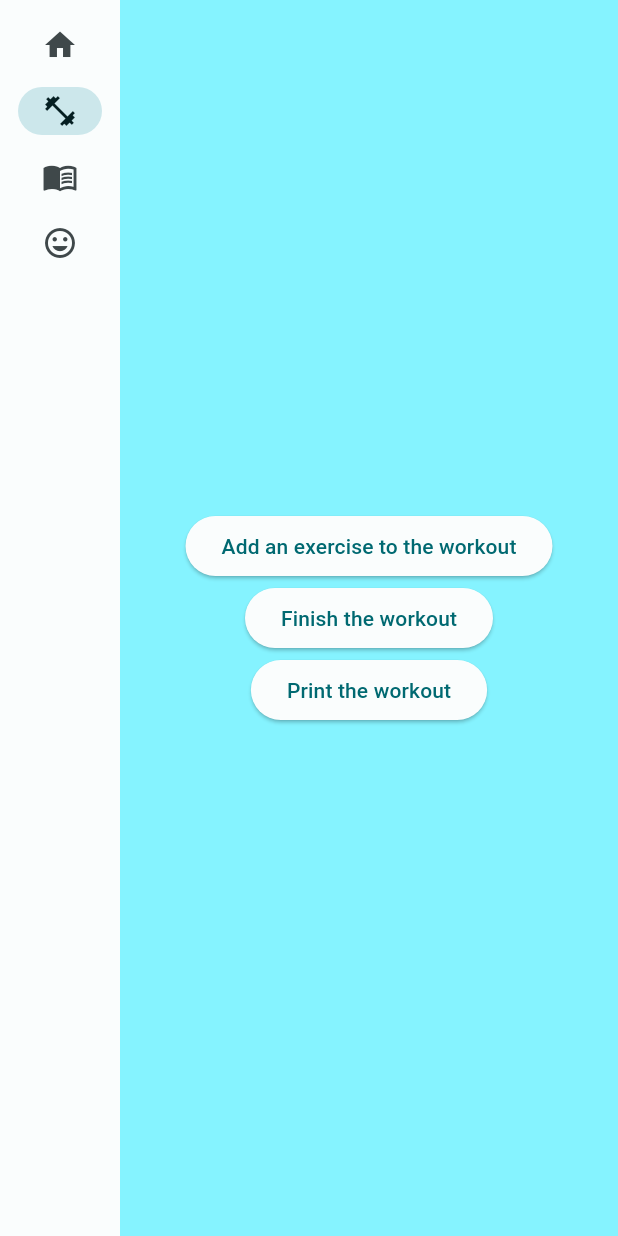
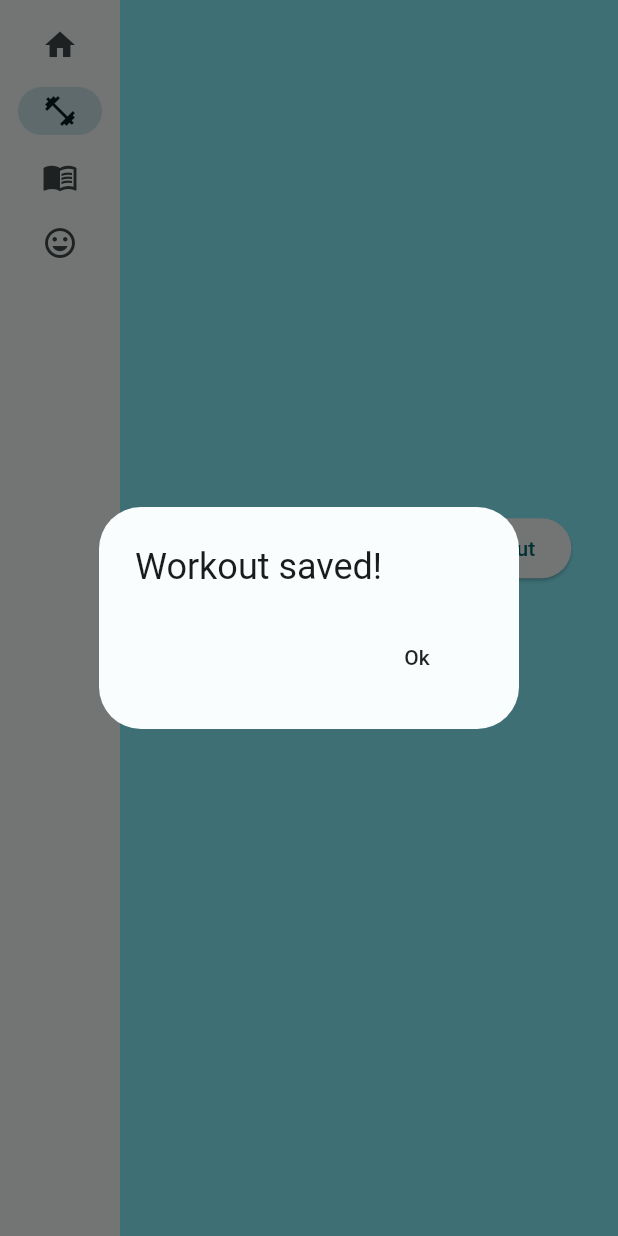
Before and after one commit to jakewest35/Gym-Buddy, a Flutter app: the screen it shows once a user with an empty profile is signed in, after a tap on "Workout Log", after a tap on "Finish the workout", on a phone screen of 412 x 824 dp. Run offline on Flutter 3.47's test engine with Material 2 defaults, Android fonts, the light colour scheme and no system bars; our stand-ins replace cloud_firestore, firebase_auth, firebase_core, go_router; missing offline and left inert: firebase_ui_auth; accounts and stored records are empty; statements that could not run were skipped.

Commit message:
Initial implementation of workout, diet, and journal functionality

```diff
--- a/gym_buddy_app/lib/models/diet_model.dart
+++ b/gym_buddy_app/lib/models/diet_model.dart
@@ -1,6 +1,17 @@
-class Diet {
-  final DateTime timestamp;
+import 'package:cloud_firestore/cloud_firestore.dart';
+
+class DietModel {
+  final String date;
   final String entry;
 
-  Diet({required this.timestamp, required this.entry});
+  DietModel({required this.date, required this.entry});
+
+  factory DietModel.fromFirestore(
+      DocumentSnapshot<Map<String, dynamic>> snapshot) {
+    final data = snapshot.data()!;
+    return DietModel(
+      date: data["date"],
+      entry: data["entry"],
+    );
+  }
 }
--- a/gym_buddy_app/lib/models/journal_model.dart
+++ b/gym_buddy_app/lib/models/journal_model.dart
@@ -1,6 +1,19 @@
-class Journal {
-  final DateTime timestamp;
+import 'package:cloud_firestore/cloud_firestore.dart';
+
+class JournalModel {
+  final String date;
   final String entry;
+  final String rating;
 
-  Journal({required this.timestamp, required this.entry});
+  JournalModel({required this.date, required this.entry, required this.rating});
+
+  factory JournalModel.fromFirestore(
+      DocumentSnapshot<Map<String, dynamic>> snapshot) {
+    final data = snapshot.data()!;
+    return JournalModel(
+      date: data["date"],
+      entry: data["entry"],
+      rating: data["rating"],
+    );
+  }
 }
--- a/gym_buddy_app/lib/models/workout_model.dart
+++ b/gym_buddy_app/lib/models/workout_model.dart
@@ -1,8 +1,17 @@
+import 'package:cloud_firestore/cloud_firestore.dart';
+
 import 'exercise_model.dart';
 
-class Workout {
-  final DateTime timestamp;
+class WorkoutModel {
+  final String date;
   final List<Exercise> exercises;
 
-  Workout({required this.timestamp, required this.exercises});
+  WorkoutModel({required this.date, required this.exercises});
+
+  ///Convert a Firestore database query into a WorkoutModel object
+  factory WorkoutModel.fromFirestore(
+      DocumentSnapshot<Map<String, dynamic>> snapshot) {
+    final data = snapshot.data()!;
+    return WorkoutModel(date: data["date"], exercises: data["exercises"]);
+  }
 }
--- a/gym_buddy_app/lib/screens/workout_screen.dart
+++ b/gym_buddy_app/lib/screens/workout_screen.dart
@@ -1,35 +1,96 @@
 import 'package:cloud_firestore/cloud_firestore.dart';
 import 'package:flutter/material.dart';
+import 'package:gym_buddy_app/utilities/database_utility.dart';
 import 'package:gym_buddy_app/utilities/workout_utility.dart';
+import 'package:provider/provider.dart';
 
 import '../models/exercise_model.dart';
 
 class WorkoutPage extends StatelessWidget {
-  const WorkoutPage({super.key});
-
   @override
   Widget build(BuildContext context) {
-    return Center(
-      child: Column(
+    return Column(
       mainAxisAlignment: MainAxisAlignment.center,
       children: [
-          WorkoutScreen(),
+        WorkoutInformation(),
+        ChangeNotifierProvider(
+          create: (context) => WorkoutUtility(),
+          child: WorkoutScreenButtons(),
+        ),
       ],
-      ),
     );
   }
 }
 
-class WorkoutScreen extends StatefulWidget {
-  const WorkoutScreen({super.key});
+class WorkoutInformation extends StatefulWidget {
+  const WorkoutInformation({super.key});
 
   @override
-  State<WorkoutScreen> createState() => _WorkoutScreenState();
+  State<WorkoutInformation> createState() => _WorkoutInformationState();
 }
 
-class _WorkoutScreenState extends State<WorkoutScreen> {
+class _WorkoutInformationState extends State<WorkoutInformation> {
+  @override
+  Widget build(BuildContext context) {
+    //get all previous workouts from Firestore collection
+    final db = FirebaseFirestore.instance;
+    final docRef = db.collection("workouts");
+    docRef.get().then((querySnapshot) {
+      print("Successfully completed retrieving workouts!");
+      for (var docSnapshot in querySnapshot.docs) {
+        docSnapshot.data().forEach((key, value) {
+          for (var exercise in value) {
+            print(
+                "${docSnapshot.id} => ${exercise["name"]} for ${exercise["sets"]} sets of ${exercise["reps"]} reps at ${exercise["weight"]} lbs.");
+          }
+        });
+      }
+    });
+
+    return Column(mainAxisAlignment: MainAxisAlignment.center, children: [
+      StreamBuilder(
+        stream: FirebaseFirestore.instance.collection("workouts").snapshots(),
+        builder: (context, snapshot) {
+          if (!snapshot.hasData) {
+            return Center(
+              child: CircularProgressIndicator(),
+            );
+          } else if (snapshot.hasError) {
+            return Center(
+              child: Text("Something went wrong."),
+            );
+          }
+          return SizedBox(
+            height: 3,
+            child: ListView(
+              children: snapshot.data!.docs.map((document) {
+                return Center(
+                  child: SizedBox(
+                    width: MediaQuery.of(context).size.width / 2,
+                    height: MediaQuery.of(context).size.height / 2,
+                    child: Text("Title:"),
+                  ),
+                );
+              }).toList(),
+            ),
+          );
+        },
+      ),
+    ]);
+  }
+}
+
+class WorkoutScreenButtons extends StatefulWidget {
+  const WorkoutScreenButtons({super.key});
+
+  @override
+  State<WorkoutScreenButtons> createState() => _WorkoutScreenButtonsState();
+}
+
+class _WorkoutScreenButtonsState extends State<WorkoutScreenButtons> {
   String sets = '0', reps = '0', weight = '0';
   WorkoutUtility _workoutUtility = WorkoutUtility();
+  DatabaseUtility _databaseUtility = DatabaseUtility();
 
   ///Alert dialog to display the UI to add an exercise to the current workout
   void addExercise() {
@@ -85,7 +146,7 @@ class _WorkoutScreenState extends State<WorkoutScreen> {
             )));
   }
 
-  ///Add the exercise to the current workout
+  ///Add the exercise to the current local workout
   void save(String name, String weight, String sets, String reps) {
     _workoutUtility.addExercise(name, weight, reps, sets);
     Navigator.pop(context);
@@ -95,50 +156,37 @@ class _WorkoutScreenState extends State<WorkoutScreen> {
     Navigator.pop(context);
   }
 
-  ///Structures and posts the data to the databser
-  void postWorkout(List<Exercise> workoutList) async {
-    String timestamp = "${DateTime.now().month}-${DateTime.now().day}";
-    print("User finished their workout for $timestamp. They did:");
-    var exercises = [];
-    int index = 0;
-    for (var item in workoutList) {
-      var tmp = {};
-      tmp["name"] = item.name;
-      tmp["weight"] = item.weight;
-      tmp["sets"] = item.sets;
-      tmp["reps"] = item.reps;
-      exercises.insert(index, tmp);
-      index++;
-    }
-    print(exercises);
-    CollectionReference workouts =
-        FirebaseFirestore.instance.collection("workouts");
-    await workouts.doc(timestamp).set({"exercises": exercises}).then(
-      (value) => print("Successfully posted workout to database."),
-      onError: (e) {
-        print("Error posting to the database. Error: $e");
-      },
-    );
-
-    workoutList.clear();
-    print("reset workout");
-  }
-
   @override
   Widget build(BuildContext context) {
-    return Column(
+    return Consumer<WorkoutUtility>(
+      builder: (context, value, child) => Column(
         mainAxisAlignment: MainAxisAlignment.center,
         children: [
           ElevatedButton(
               onPressed: addExercise,
-            child: Text("Add an exercise to the workout")),
+              child: Text("Add an exercise to current workout")),
           ElevatedButton(
             onPressed: () {
-              postWorkout(_workoutUtility.getCurrentWorkout());
+              _databaseUtility.postWorkout(_workoutUtility.getCurrentWorkout());
+              showDialog(
+                context: context,
+                builder: (context) => AlertDialog(
+                  title: Text("Workout saved!"),
+                  actions: [
+                    MaterialButton(
+                        child: Text("Ok"),
+                        onPressed: () {
+                          Navigator.pop(context);
+                        })
+                  ],
+                ),
+              );
             },
-            child: Text("Finish the workout")),
+            child: Text("Finish the workout"),
+          ),
+
+          //!DELETE THIS BUTTON LATER
           ElevatedButton(
-            //!DELETE THIS BUTTON LATER
             onPressed: () {
               List<Exercise> workout = _workoutUtility.getCurrentWorkout();
               if (workout.isNotEmpty) {
@@ -150,8 +198,10 @@ class _WorkoutScreenState extends State<WorkoutScreen> {
                 print("No exercises added yet");
               }
             },
-            child: Text("Print the workout")),
+            child: Text("Print the workout"),
+          ),
         ],
+      ),
     );
   }
 }
--- a/gym_buddy_app/lib/utilities/workout_utility.dart
+++ b/gym_buddy_app/lib/utilities/workout_utility.dart
@@ -1,7 +1,7 @@
 import 'package:flutter/material.dart';
 import 'package:gym_buddy_app/models/exercise_model.dart';
 
-/// Manages creating workouts and exercises.
+/// Manages creating workouts and exercises locally.
 ///
 /// WORKOUT DATA STRUCTURE
 ///
@@ -26,6 +26,10 @@ class WorkoutUtility extends ChangeNotifier {
     return _currentWorkout;
   }
 
+  int getCurrentWorkoutLength() {
+    return _currentWorkout.length;
+  }
+
   ///clear the current workout list
   void clearWorkout() {
     _currentWorkout.clear();
```
Also changed, not shown: gym_buddy_app/lib/models/exercise_model.dart (+22 -0 lines), gym_buddy_app/lib/screens/diet_screen.dart (+41 -9 lines), gym_buddy_app/lib/screens/journal_screen.dart (+81 -12 lines), gym_buddy_app/lib/utilities/database_utility.dart (added, +125 -0 lines). Lines whose indentation alone changed are shown as unchanged.
